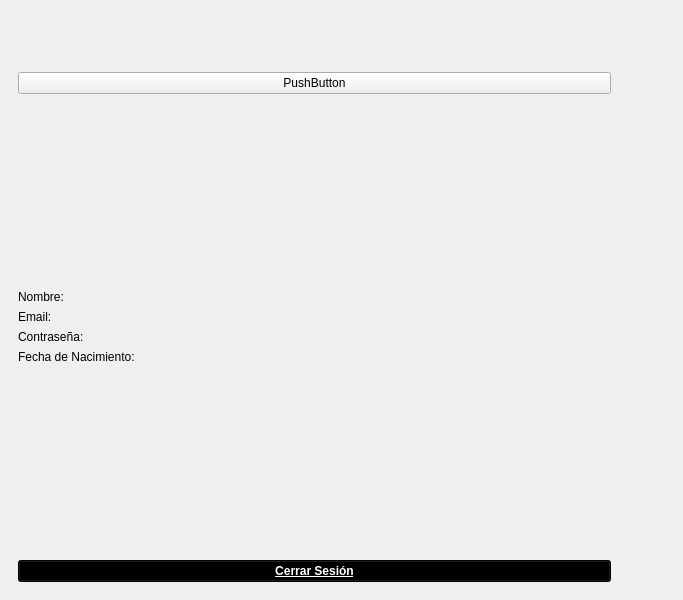
Before: the Qt Designer form mainwindow.ui in raqquel21/carta-nautica, drawn with Qt 5.
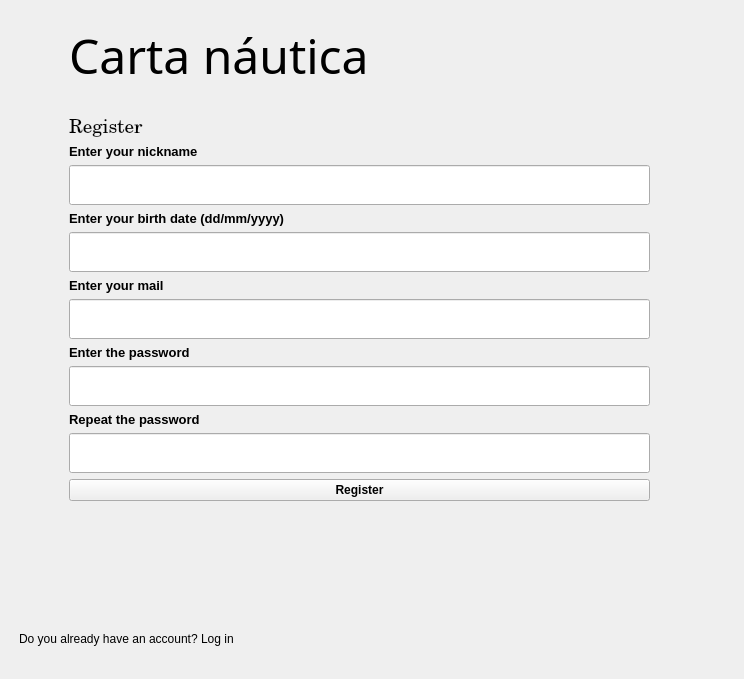
After: the same form once the commit is applied. Icons and pictures are not drawn.

What changed in the file:
```diff
--- a/mainwindow.ui
+++ b/mainwindow.ui
@@ -6,8 +6,8 @@
    <rect>
     <x>0</x>
     <y>0</y>
-    <width>683</width>
-    <height>600</height>
+    <width>744</width>
+    <height>679</height>
    </rect>
   </property>
   <property name="windowTitle">
@@ -24,7 +24,7 @@
        </size>
       </property>
       <property name="currentIndex">
-       <number>2</number>
+       <number>1</number>
       </property>
       <widget class="QWidget" name="login">
        <property name="minimumSize">
@@ -233,6 +233,286 @@
         </item>
        </layout>
       </widget>
+      <widget class="QWidget" name="Register">
+       <widget class="QWidget" name="layoutWidget">
+        <property name="geometry">
+         <rect>
+          <x>60</x>
+          <y>110</y>
+          <width>581</width>
+          <height>459</height>
+         </rect>
+        </property>
+        <layout class="QGridLayout" name="gridLayout_10">
+         <item row="13" column="1">
+          <spacer name="verticalSpacer_13">
+           <property name="orientation">
+            <enum>Qt::Orientation::Vertical</enum>
+           </property>
+           <property name="sizeHint" stdset="0">
+            <size>
+             <width>20</width>
+             <height>200</height>
+            </size>
+           </property>
+          </spacer>
+         </item>
+         <item row="17" column="1">
+          <spacer name="verticalSpacer_15">
+           <property name="orientation">
+            <enum>Qt::Orientation::Vertical</enum>
+           </property>
+           <property name="sizeHint" stdset="0">
+            <size>
+             <width>20</width>
+             <height>350</height>
+            </size>
+           </property>
+          </spacer>
+         </item>
+         <item row="5" column="1">
+          <widget class="QLabel" name="label_enter_nickname_2">
+           <property name="sizePolicy">
+            <sizepolicy hsizetype="Preferred" vsizetype="Maximum">
+             <horstretch>0</horstretch>
+             <verstretch>0</verstretch>
+            </sizepolicy>
+           </property>
+           <property name="font">
+            <font>
+             <pointsize>10</pointsize>
+             <bold>true</bold>
+            </font>
+           </property>
+           <property name="text">
+            <string>Enter your birth date (dd/mm/yyyy)</string>
+           </property>
+          </widget>
+         </item>
+         <item row="15" column="1">
+          <widget class="QLineEdit" name="enter_password_r2">
+           <property name="minimumSize">
+            <size>
+             <width>0</width>
+             <height>40</height>
+            </size>
+           </property>
+          </widget>
+         </item>
+         <item row="3" column="1">
+          <widget class="QLabel" name="label_enter_nickname">
+           <property name="sizePolicy">
+            <sizepolicy hsizetype="Preferred" vsizetype="Maximum">
+             <horstretch>0</horstretch>
+             <verstretch>0</verstretch>
+            </sizepolicy>
+           </property>
+           <property name="font">
+            <font>
+             <pointsize>10</pointsize>
+             <bold>true</bold>
+            </font>
+           </property>
+           <property name="text">
+            <string>Enter your nickname</string>
+           </property>
+          </widget>
+         </item>
+         <item row="12" column="1">
+          <widget class="QLineEdit" name="enter_password_r1">
+           <property name="minimumSize">
+            <size>
+             <width>0</width>
+             <height>40</height>
+            </size>
+           </property>
+          </widget>
+         </item>
+         <item row="2" column="1">
+          <widget class="QLabel" name="label_Register">
+           <property name="font">
+            <font>
+             <family>Century</family>
+             <pointsize>14</pointsize>
+            </font>
+           </property>
+           <property name="text">
+            <string>Register</string>
+           </property>
+          </widget>
+         </item>
+         <item row="10" column="1">
+          <spacer name="verticalSpacer_14">
+           <property name="orientation">
+            <enum>Qt::Orientation::Vertical</enum>
+           </property>
+           <property name="sizeHint" stdset="0">
+            <size>
+             <width>20</width>
+             <height>100</height>
+            </size>
+           </property>
+          </spacer>
+         </item>
+         <item row="1" column="1">
+          <spacer name="verticalSpacer_16">
+           <property name="orientation">
+            <enum>Qt::Orientation::Vertical</enum>
+           </property>
+           <property name="sizeHint" stdset="0">
+            <size>
+             <width>20</width>
+             <height>250</height>
+            </size>
+           </property>
+          </spacer>
+         </item>
+         <item row="11" column="1">
+          <widget class="QLabel" name="label_password_3">
+           <property name="font">
+            <font>
+             <pointsize>10</pointsize>
+             <bold>true</bold>
+            </font>
+           </property>
+           <property name="text">
+            <string>Enter the password</string>
+           </property>
+          </widget>
+         </item>
+         <item row="6" column="1">
+          <widget class="QLineEdit" name="enter_birth_date">
+           <property name="sizePolicy">
+            <sizepolicy hsizetype="MinimumExpanding" vsizetype="MinimumExpanding">
+             <horstretch>0</horstretch>
+             <verstretch>0</verstretch>
+            </sizepolicy>
+           </property>
+           <property name="minimumSize">
+            <size>
+             <width>0</width>
+             <height>40</height>
+            </size>
+           </property>
+          </widget>
+         </item>
+         <item row="14" column="1">
+          <widget class="QLabel" name="label_password_4">
+           <property name="font">
+            <font>
+             <pointsize>10</pointsize>
+             <bold>true</bold>
+            </font>
+           </property>
+           <property name="text">
+            <string>Repeat the password</string>
+           </property>
+          </widget>
+         </item>
+         <item row="16" column="1">
+          <widget class="QPushButton" name="buttonRegister">
+           <property name="font">
+            <font>
+             <bold>true</bold>
+            </font>
+           </property>
+           <property name="text">
+            <string>Register</string>
+           </property>
+          </widget>
+         </item>
+         <item row="9" column="1">
+          <widget class="QLineEdit" name="enter_mail">
+           <property name="sizePolicy">
+            <sizepolicy hsizetype="MinimumExpanding" vsizetype="MinimumExpanding">
+             <horstretch>0</horstretch>
+             <verstretch>0</verstretch>
+            </sizepolicy>
+           </property>
+           <property name="minimumSize">
+            <size>
+             <width>0</width>
+             <height>40</height>
+            </size>
+           </property>
+          </widget>
+         </item>
+         <item row="4" column="1">
+          <widget class="QLineEdit" name="enter_nickname_reg">
+           <property name="sizePolicy">
+            <sizepolicy hsizetype="MinimumExpanding" vsizetype="MinimumExpanding">
+             <horstretch>0</horstretch>
+             <verstretch>0</verstretch>
+            </sizepolicy>
+           </property>
+           <property name="minimumSize">
+            <size>
+             <width>0</width>
+             <height>40</height>
+            </size>
+           </property>
+          </widget>
+         </item>
+         <item row="8" column="1">
+          <widget class="QLabel" name="label_enter_nickname_3">
+           <property name="sizePolicy">
+            <sizepolicy hsizetype="Preferred" vsizetype="Maximum">
+             <horstretch>0</horstretch>
+             <verstretch>0</verstretch>
+            </sizepolicy>
+           </property>
+           <property name="font">
+            <font>
+             <pointsize>10</pointsize>
+             <bold>true</bold>
+            </font>
+           </property>
+           <property name="text">
+            <string>Enter your mail</string>
+           </property>
+          </widget>
+         </item>
+        </layout>
+       </widget>
+       <widget class="QLabel" name="titulo_2">
+        <property name="geometry">
+         <rect>
+          <x>60</x>
+          <y>10</y>
+          <width>547</width>
+          <height>73</height>
+         </rect>
+        </property>
+        <property name="sizePolicy">
+         <sizepolicy hsizetype="MinimumExpanding" vsizetype="MinimumExpanding">
+          <horstretch>0</horstretch>
+          <verstretch>0</verstretch>
+         </sizepolicy>
+        </property>
+        <property name="font">
+         <font>
+          <family>Castellar</family>
+          <pointsize>36</pointsize>
+         </font>
+        </property>
+        <property name="text">
+         <string>Carta náutica</string>
+        </property>
+       </widget>
+       <widget class="QLabel" name="iniciar_sesion">
+        <property name="geometry">
+         <rect>
+          <x>10</x>
+          <y>620</y>
+          <width>551</width>
+          <height>20</height>
+         </rect>
+        </property>
+        <property name="text">
+         <string>Do you already have an account? Log in</string>
+        </property>
+       </widget>
+      </widget>
       <widget class="QWidget" name="menuPrincipal">
        <layout class="QGridLayout" name="gridLayout">
         <item row="0" column="0">
```
